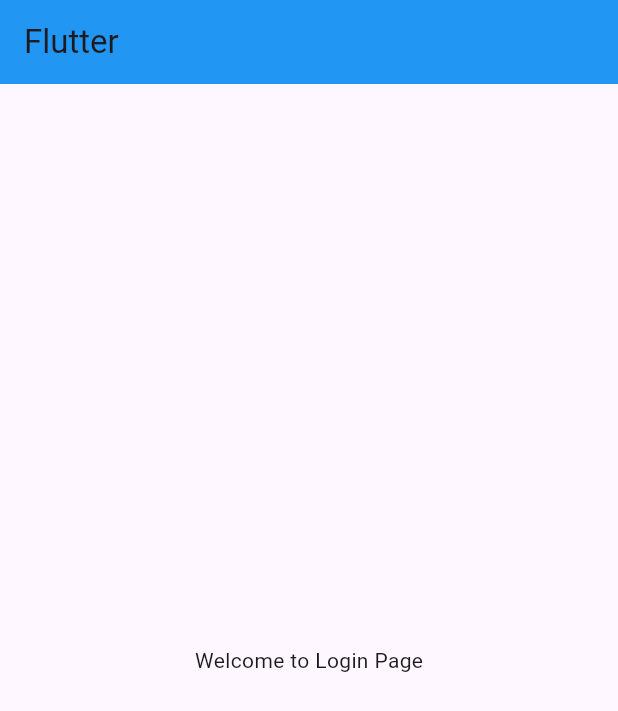
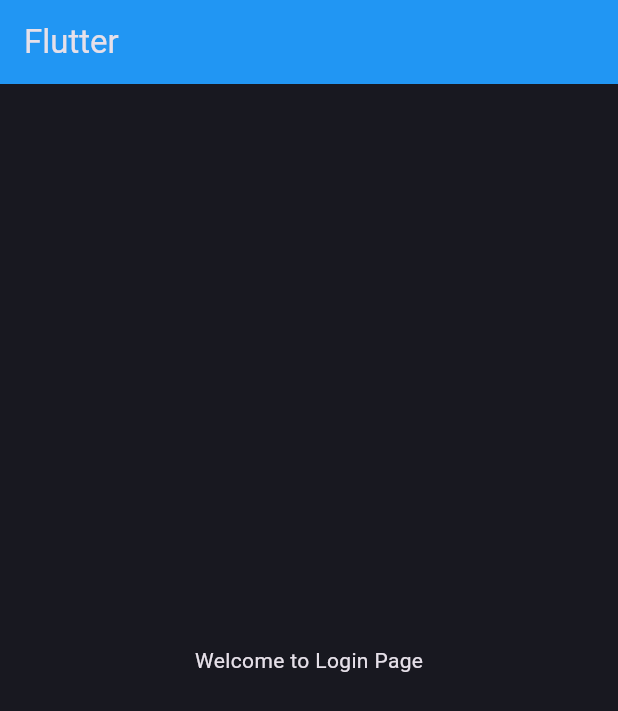
Before and after one commit to Linkonsq/flutter-starter, a Flutter app: the screen it shows after launch, on a phone screen of 412 x 824 dp. Shown: the top 711 px of the screen. Run offline on Flutter 3.47's test engine with Material 3 defaults, Android fonts, the phone set to English and light mode, and no system bars; our stand-ins replace fpdart.

Commit message:
Added necessary comments for better understanding

```diff
--- a/lib/main.dart
+++ b/lib/main.dart
@@ -1,4 +1,5 @@
 import 'package:flutter/material.dart';
+import 'package:flutter_starter/core/theme/theme.dart';
 import 'package:flutter_starter/features/auth/presentation/pages/login_page.dart';
 
 void main() {
@@ -10,9 +11,11 @@ class App extends StatelessWidget {
 
   @override
   Widget build(BuildContext context) {
-    return const MaterialApp(
+    return MaterialApp(
       debugShowCheckedModeBanner: false,
-      home: LoginPage(),
+      // Apply the custom dark theme
+      theme: AppTheme.darkThemeMode,
+      home: const LoginPage(),
     );
   }
 }
```
Also changed, not shown: lib/core/error/exceptions.dart (+7 -0 lines), lib/core/error/failures.dart (+19 -0 lines), lib/core/usecase/usecase.dart (+19 -0 lines), lib/features/auth/data/datasources/auth_remote_data_source.dart (+18 -2 lines), lib/features/auth/data/models/user_model.dart (+18 -0 lines), lib/features/auth/data/repositories/auth_repository_impl.dart (+23 -0 lines), lib/features/auth/domain/repository/auth_repository.dart (+10 -0 lines), lib/features/auth/domain/usecases/user_login.dart (+7 -0 lines), lib/features/auth/domain/usecases/user_signup.dart (+7 -0 lines).
